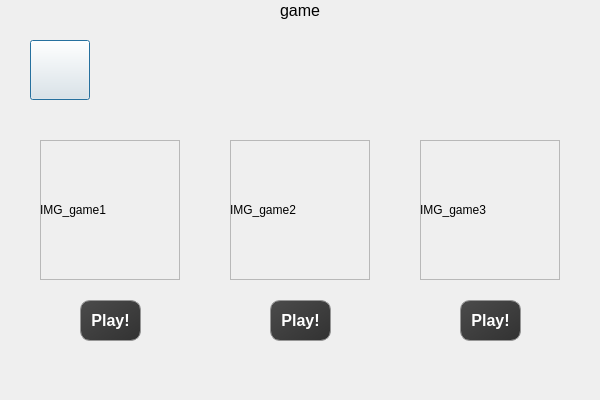
Old version of the form Team_GUI/Main/Task/task_game.ui in the repository Balparang/Embedded_Team1_BackUp.
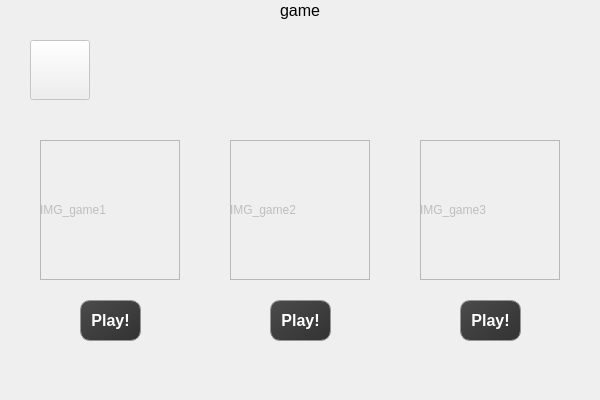
New version of the form.

```diff
--- a/Team_GUI/Main/Task/task_game.ui
+++ b/Team_GUI/Main/Task/task_game.ui
@@ -14,6 +14,9 @@
    <string>Dialog</string>
   </property>
   <widget class="QPushButton" name="btn_back">
+   <property name="enabled">
+    <bool>false</bool>
+   </property>
    <property name="geometry">
     <rect>
      <x>30</x>
@@ -141,6 +144,9 @@
     <enum>QFrame::Raised</enum>
    </property>
    <widget class="QLabel" name="label_game1">
+    <property name="enabled">
+     <bool>false</bool>
+    </property>
     <property name="geometry">
      <rect>
       <x>0</x>
@@ -170,6 +176,9 @@
     <enum>QFrame::Raised</enum>
    </property>
    <widget class="QLabel" name="label_game2">
+    <property name="enabled">
+     <bool>false</bool>
+    </property>
     <property name="geometry">
      <rect>
       <x>0</x>
@@ -199,6 +208,9 @@
     <enum>QFrame::Raised</enum>
    </property>
    <widget class="QLabel" name="label_game3">
+    <property name="enabled">
+     <bool>false</bool>
+    </property>
     <property name="geometry">
      <rect>
       <x>0</x>
```
